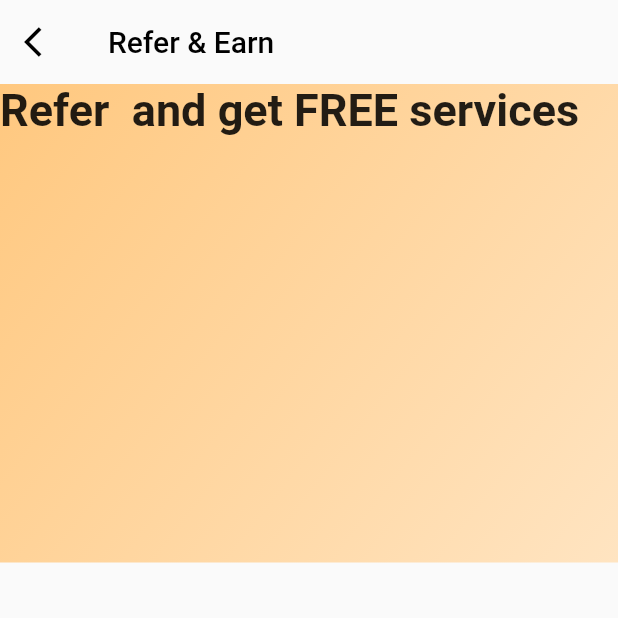
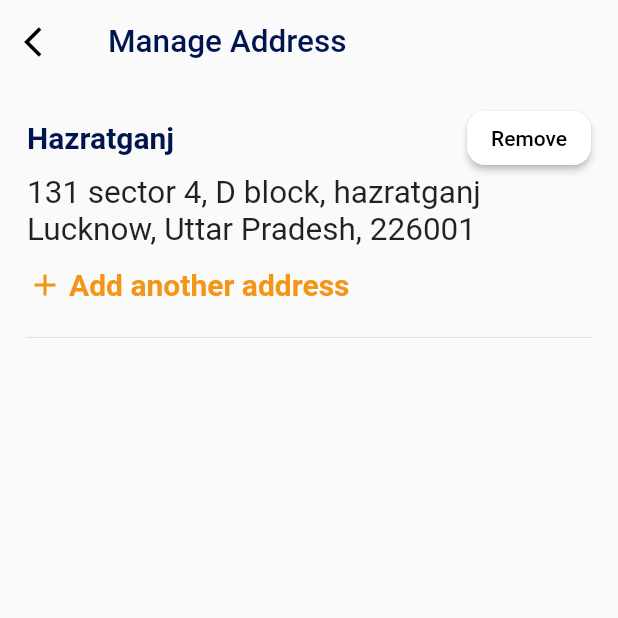
Before and after one commit to codewithjaspreet/baaz, a Flutter app: the screen it shows after launch, on a phone screen of 412 x 824 dp, the top half of it. Run offline on Flutter 3.47's test engine with Material 2 defaults, Android fonts, the phone set to English and light mode, and no system bars; our stand-ins replace auto_size_text, curved_navigation_bar, flutter_screenutil, flutter_switch.

Commit message:
manage address done

```diff
--- a/lib/main.dart
+++ b/lib/main.dart
@@ -1,3 +1,4 @@
+import 'package:baaz/screens/manage_Address.dart';
 import 'package:baaz/screens/my_profile.dart';
 import 'package:baaz/screens/landing_page.dart';
 import 'package:baaz/screens/my_booking.dart';
@@ -22,7 +23,7 @@ class MyApp extends StatelessWidget {
   Widget build(BuildContext context) {
     return MaterialApp(
       debugShowCheckedModeBanner: false,
-      home: ReferandEarn(),
+      home: ManageAddress(),
     );
   }
 }
--- /dev/null
+++ b/lib/screens/location_search.dart
@@ -0,0 +1,11 @@
+import 'package:flutter/material.dart';
+import '';
+
+class LocationSearch extends StatelessWidget {
+  const LocationSearch({Key? key}) : super(key: key);
+
+  @override
+  Widget build(BuildContext context) {
+    return Container();
+  }
+}
--- /dev/null
+++ b/lib/screens/manage_Address.dart
@@ -0,0 +1,91 @@
+import 'package:flutter/material.dart';
+import 'package:flutter_screenutil/flutter_screenutil.dart';
+
+class ManageAddress extends StatelessWidget {
+  const ManageAddress({Key? key}) : super(key: key);
+
+  @override
+  Widget build(BuildContext context) {
+    return Scaffold(
+      appBar: AppBar(
+        elevation: 0,
+        backgroundColor: Colors.transparent,
+        title: Text(
+          'Manage Address',
+          style: TextStyle(color: Color(0xFF00144F), fontSize: 21),
+        ),
+        leading: Icon(
+          Icons.arrow_back_ios,
+          color: Colors.black,
+        ),
+      ),
+      body: Padding(
+        padding: const EdgeInsets.symmetric(horizontal: 18.0),
+        child: Column(
+          children: [
+            SizedBox(
+              height: 12,
+            ),
+            Row(
+              mainAxisAlignment: MainAxisAlignment.spaceBetween,
+              children: [
+                Text(
+                  'Hazratganj',
+                  style: TextStyle(
+                      color: Color(0xFF00144F),
+                      fontWeight: FontWeight.bold,
+                      fontSize: 20),
+                ),
+                ElevatedButton(
+                  onPressed: () {},
+                  child: Text(
+                    'Remove',
+                    style: TextStyle(color: Colors.black),
+                  ),
+                  style: ElevatedButton.styleFrom(
+                    primary: Colors.white,
+                    shape: RoundedRectangleBorder(
+                      borderRadius: BorderRadius.circular(12), // <-- Radius
+                    ),
+                  ),
+                )
+              ],
+            ),
+            Text(
+              '131 sector 4, D block, hazratganj Lucknow, Uttar Pradesh, 226001',
+              style: TextStyle(fontSize: 21),
+              textAlign: TextAlign.left,
+            ),
+            SizedBox(
+              height: 12,
+            ),
+            Row(
+              children: [
+                Icon(
+                  Icons.add,
+                  color: Color(0xFFF49517),
+                ),
+                SizedBox(
+                  width: 4,
+                ),
+                Text(
+                  'Add another address',
+                  style: TextStyle(
+                      fontWeight: FontWeight.bold,
+                      color: Color(0xFFF49517),
+                      fontSize: 20),
+                ),
+              ],
+            ),
+            SizedBox(
+              height: 15,
+            ),
+            Divider(
+              thickness: 0.6,
+            )
+          ],
+        ),
+      ),
+    );
+  }
+}
```
Also changed, not shown: pubspec.yaml (+4 -4 lines), pubspec.lock.
